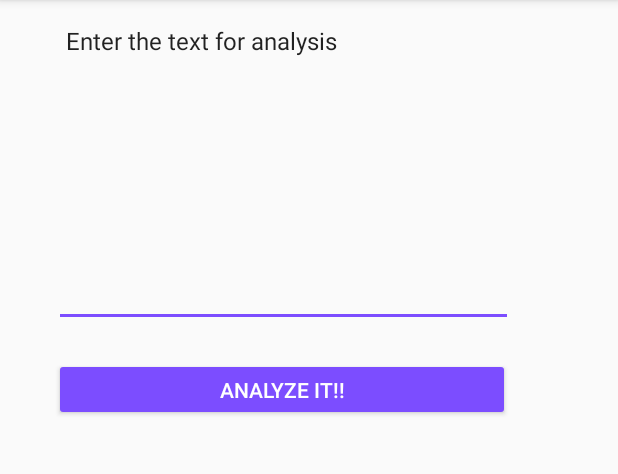
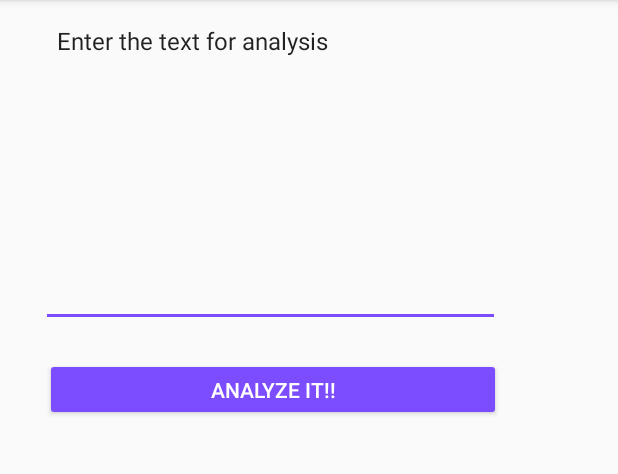
Before and after one commit to syazdan25/ReviewAnalysisApp, an Android app: the MainActivity screen opened directly, with no data from a screen before it, on a phone screen of 412 x 824 dp, the part 84-558 px from its top. Run offline under Robolectric (Android 15) with nearby library versions, the phone set to English and light mode, and no system bars.

```diff
--- a/app/src/main/AndroidManifest.xml
+++ b/app/src/main/AndroidManifest.xml
@@ -12,17 +12,15 @@
         android:roundIcon="@mipmap/ic_launcher_round"
         android:supportsRtl="true"
         android:theme="@style/AppTheme">
-        <activity android:name=".MainActivity">
-
-        </activity>
+        <activity android:name=".MainActivity"></activity>
         <activity android:name=".Welcome">
             <intent-filter>
                 <action android:name="android.intent.action.MAIN" />
 
                 <category android:name="android.intent.category.LAUNCHER" />
             </intent-filter>
-
         </activity>
+        <activity android:name=".FileUpload"></activity>
     </application>
 
 </manifest>
--- a/app/src/main/res/layout/activity_main.xml
+++ b/app/src/main/res/layout/activity_main.xml
@@ -13,12 +13,11 @@
         android:id="@+id/editText"
         android:layout_width="306dp"
         android:layout_height="162dp"
-        style="@style/Widget.AppCompat.EditText"
         android:ems="10"
         android:inputType="textPersonName"
         app:layout_constraintTop_toTopOf="@+id/guideline3"
         android:layout_marginTop="8dp"
-        android:layout_marginLeft="16dp"
+        android:layout_marginLeft="7dp"
         app:layout_constraintLeft_toLeftOf="@+id/guideline" />
 
     <Button
@@ -29,7 +28,7 @@
         android:text="Analyze it!!"
         app:layout_constraintTop_toTopOf="@+id/guideline5"
         android:layout_marginTop="8dp"
-        android:layout_marginLeft="16dp"
+        android:layout_marginLeft="10dp"
         app:layout_constraintLeft_toLeftOf="@+id/guideline" />
 
     <android.support.constraint.Guideline
@@ -63,6 +62,71 @@
         android:text="Enter the text for analysis"
         app:layout_constraintTop_toTopOf="parent"
         android:layout_marginTop="16dp"
-        android:layout_marginLeft="16dp"
+        android:layout_marginLeft="10dp"
         app:layout_constraintLeft_toLeftOf="@+id/guideline" />
+
+
+    <ImageView
+        android:id="@+id/imageView"
+        android:layout_width="165dp"
+        android:layout_height="165dp"
+        android:layout_marginTop="2dp"
+        android:adjustViewBounds="true"
+        android:scaleType="centerInside"
+        app:layout_constraintTop_toTopOf="@+id/guideline7"
+        app:srcCompat="@android:color/transparent"
+        android:layout_marginLeft="0dp"
+        app:layout_constraintLeft_toLeftOf="@+id/guideline8"
+        app:layout_constraintRight_toLeftOf="@+id/guideline9"
+        android:layout_marginRight="0dp"
+        app:layout_constraintHorizontal_bias="0.0"
+        android:layout_marginBottom="0dp"
+        app:layout_constraintBottom_toTopOf="@+id/guideline10" />
+
+    <android.support.constraint.Guideline
+        android:layout_width="wrap_content"
+        android:layout_height="wrap_content"
+        android:id="@+id/guideline6"
+        app:layout_constraintGuide_begin="295dp"
+        android:orientation="horizontal" />
+
+    <android.support.constraint.Guideline
+        android:layout_width="wrap_content"
+        android:layout_height="wrap_content"
+        android:id="@+id/guideline7"
+        app:layout_constraintGuide_begin="341dp"
+        android:orientation="horizontal" />
+
+    <TextView
+        android:id="@+id/textView1"
+        style="@style/Widget.AppCompat.TextView.SpinnerItem"
+        android:layout_width="300dp"
+        android:layout_height="32dp"
+        android:layout_marginLeft="10dp"
+        android:layout_marginTop="0dp"
+        android:text=""
+        app:layout_constraintLeft_toLeftOf="@+id/guideline"
+        app:layout_constraintTop_toTopOf="@+id/guideline6" />
+
+    <android.support.constraint.Guideline
+        android:layout_width="wrap_content"
+        android:layout_height="wrap_content"
+        android:id="@+id/guideline8"
+        app:layout_constraintGuide_begin="98dp"
+        android:orientation="vertical" />
+
+    <android.support.constraint.Guideline
+        android:layout_width="wrap_content"
+        android:layout_height="wrap_content"
+        android:id="@+id/guideline9"
+        app:layout_constraintGuide_begin="263dp"
+        android:orientation="vertical" />
+
+    <android.support.constraint.Guideline
+        android:layout_width="wrap_content"
+        android:layout_height="wrap_content"
+        android:id="@+id/guideline10"
+        app:layout_constraintGuide_begin="508dp"
+        android:orientation="horizontal" />
+
 </android.support.constraint.ConstraintLayout>
--- a/app/src/main/res/layout/activity_welcome.xml
+++ b/app/src/main/res/layout/activity_welcome.xml
@@ -9,7 +9,7 @@
     tools:layout_editor_absoluteX="0dp">
 
     <Button
-        android:id="@+id/button3"
+        android:id="@+id/button2"
         style="@style/Widget.AppCompat.Button.Colored"
         android:layout_width="wrap_content"
         android:layout_height="wrap_content"
@@ -20,7 +20,7 @@
         app:layout_constraintLeft_toLeftOf="parent" />
 
     <Button
-        android:id="@+id/button2"
+        android:id="@+id/button3"
         style="@style/Widget.AppCompat.Button.Colored"
         android:layout_width="wrap_content"
         android:layout_height="wrap_content"
```
Also changed, not shown: app/src/main/java/com/yazdani25gmail/shama/reviewanalysisapp/FileUpload.java (added, +13 -0 lines), app/src/main/java/com/yazdani25gmail/shama/reviewanalysisapp/MainActivity.java (+14 -2 lines), app/src/main/java/com/yazdani25gmail/shama/reviewanalysisapp/Welcome.java (+36 -0 lines), app/src/main/res/layout/activity_file_upload.xml (added, +17 -0 lines).
